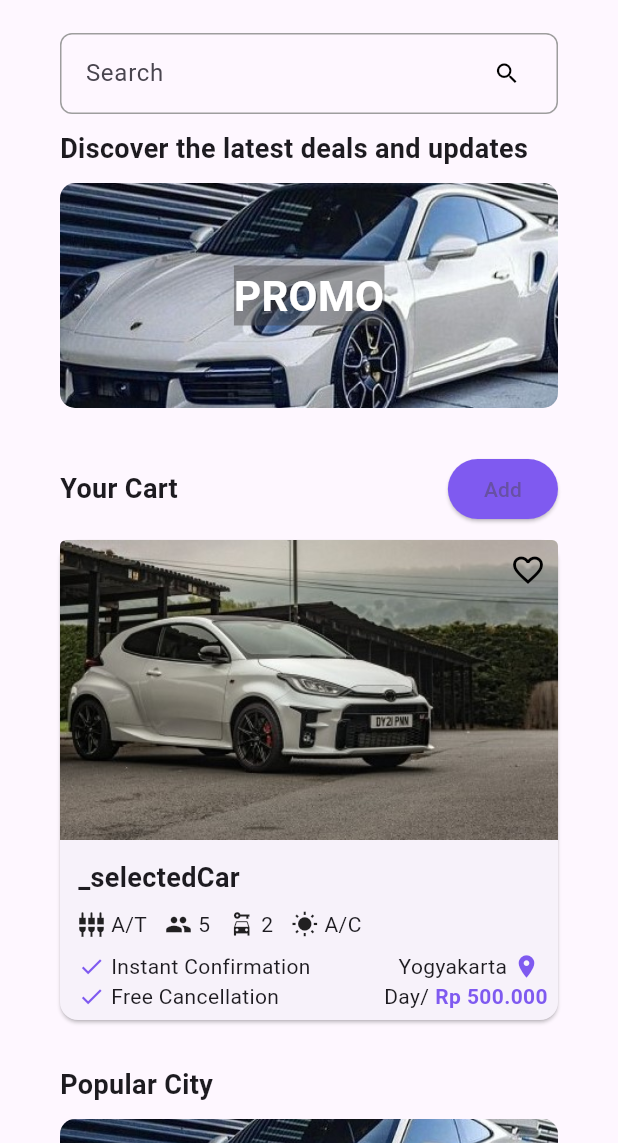
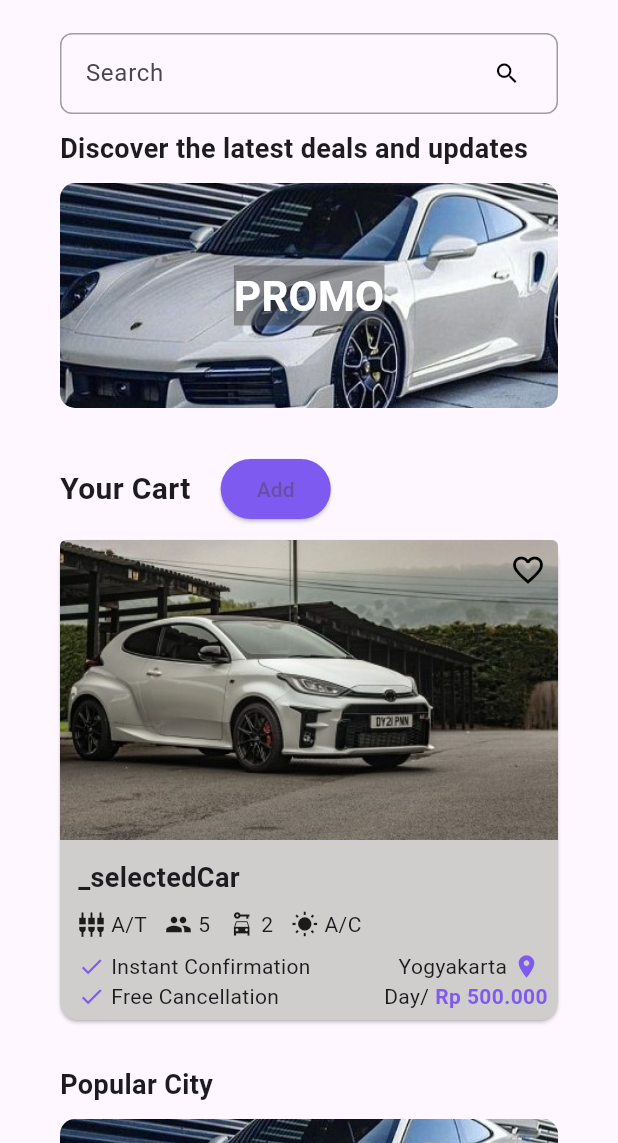
Before and after one commit to yessalty/tubes_ui, a Flutter app: the HomeView screen opened directly, on a phone screen of 412 x 824 dp, the part 93-1236 px from its top. Run offline on Flutter 3.47's test engine with Material 3 defaults, Android fonts, the phone set to English and light mode, and no system bars; our stand-ins replace font_awesome_flutter.

Commit message:
update subscribe sama button add cart di home

```diff
--- a/lib/view/home/bookCar.dart
+++ b/lib/view/home/bookCar.dart
@@ -1,6 +1,5 @@
 import 'package:flutter/material.dart';
 import 'package:tubes_ui/view/home/home.dart';
-import 'package:tubes_ui/view/home/pay.dart';
 
 class BookCarPage extends StatefulWidget {
   const BookCarPage({Key? key}) : super(key: key);
@@ -182,7 +181,7 @@ class _BookCarPageState extends State<BookCarPage> {
                       context,
                       MaterialPageRoute(
                         builder: (context) =>
-                            Homepage(),
+                            const Homepage(),
                       ),
                     );
                   },
--- a/lib/view/home/home.dart
+++ b/lib/view/home/home.dart
@@ -1,5 +1,4 @@
 import 'package:flutter/material.dart';
-import 'package:tubes_ui/view/booking.dart';
 import 'package:tubes_ui/view/history/history.dart';
 import 'package:tubes_ui/view/home/bookCar.dart';
 import 'package:tubes_ui/view/home/openCar.dart';
@@ -26,7 +25,7 @@ class _HomepageState extends State<Homepage> {
   late String _selectedCar;
 
   @override
-  void initState(){
+  void initState() {
     super.initState();
   }
 
@@ -36,9 +35,9 @@ class _HomepageState extends State<Homepage> {
     });
   }
 
-  List<Widget> _widgetOptions = <Widget>[
-    HomeView(),
-    HistoryPage(),
+  final List<Widget> _widgetOptions = <Widget>[
+    const HomeView(),
+    const HistoryPage(),
     ProfilePage(),
   ];
 
@@ -208,26 +207,28 @@ class _HomeViewState extends State<HomeView> {
                     Column(
                       children: [
                         Row(
-                          mainAxisAlignment: MainAxisAlignment.spaceBetween,
                           children: [
                             const Text(
                               'Your Cart',
                               style: TextStyle(
-                                fontSize: 18,
+                                fontSize: 20,
                                 fontWeight: FontWeight.bold,
                               ),
                             ),
+                            const SizedBox(width: 20,),
                             ElevatedButton(
                               style: ElevatedButton.styleFrom(
-                                backgroundColor:
-                                    const Color.fromRGBO(127, 90, 240, 1),
-
+                                primary: const Color.fromRGBO(127, 90, 240, 1),
+                                shape: RoundedRectangleBorder(
+                                  borderRadius: BorderRadius.circular(20.0),
+                                ),
                               ),
                               onPressed: () {
                                 Navigator.pushReplacement(
                                   context,
                                   MaterialPageRoute(
-                                      builder: (context) => BookCarPage()),
+                                      builder: (context) =>
+                                          const BookCarPage()),
                                 );
                               },
                               child: const Text('Add'),
@@ -241,11 +242,12 @@ class _HomeViewState extends State<HomeView> {
                         Navigator.push(
                           context,
                           MaterialPageRoute(
-                              builder: (context) => OpenCarPage()),
+                              builder: (context) => const OpenCarPage()),
                         );
                       },
                       child: Card(
                         margin: const EdgeInsets.symmetric(vertical: 10),
+                        color: const Color.fromARGB(255, 208, 205, 205),
                         child: Container(
                             width: 200,
                             height: 320,
@@ -412,7 +414,7 @@ class _HomeViewState extends State<HomeView> {
                         Navigator.push(
                           context,
                           MaterialPageRoute(
-                              builder: (context) => PopularCityPage()),
+                              builder: (context) => const PopularCityPage()),
                         );
                       },
                       child: Container(
--- a/lib/view/home/pay.dart
+++ b/lib/view/home/pay.dart
@@ -47,7 +47,7 @@ class _PayPageState extends State<PayPage> {
                 decoration: BoxDecoration(
                   borderRadius: BorderRadius.circular(10.0),
                   border: Border.all(color: Colors.grey),
-                  color: Color.fromRGBO(127, 90, 240, 1),
+                  color: const Color.fromRGBO(127, 90, 240, 1),
                 ),
                 padding: const EdgeInsets.all(15.0),
                 child: const Row(
--- a/lib/view/login/forgotPass.dart
+++ b/lib/view/login/forgotPass.dart
@@ -20,14 +20,14 @@ class _ForgotPassState extends State<ForgotPass> {
           onPressed: () {
             Navigator.pushReplacement(
               context,
-              MaterialPageRoute(builder: (context) => LoginPage())
+              MaterialPageRoute(builder: (context) => const LoginPage())
             )
             ;
           },
         ),
       ),
       body: Padding(
-        padding: EdgeInsets.all(20.0),
+        padding: const EdgeInsets.all(20.0),
         child: Column(
           crossAxisAlignment: CrossAxisAlignment.stretch,
           children: <Widget>[
--- a/lib/view/login/login.dart
+++ b/lib/view/login/login.dart
@@ -88,7 +88,7 @@ class _LoginPageState extends State<LoginPage> {
                   onPressed: () {
                     Navigator.pushReplacement(
                       context,
-                      MaterialPageRoute(builder: (context) => Homepage()),
+                      MaterialPageRoute(builder: (context) => const Homepage()),
                     );
                   },
                   child: const Text('Login',),
@@ -98,7 +98,7 @@ class _LoginPageState extends State<LoginPage> {
                   onTap: () {
                     Navigator.pushReplacement(
                       context,
-                      MaterialPageRoute(builder: (context) => RegisterPage()),
+                      MaterialPageRoute(builder: (context) => const RegisterPage()),
                     );
                   },
                   child: const Text('Don\'t have an account? Sign up'),
--- a/lib/view/profile/bookmark.dart
+++ b/lib/view/profile/bookmark.dart
@@ -42,7 +42,7 @@ class _BookmarkPageState extends State<BookmarkPage> {
               onTap: () {
                 Navigator.push(
                   context,
-                  MaterialPageRoute(builder: (context) => OpenCarPage()),
+                  MaterialPageRoute(builder: (context) => const OpenCarPage()),
                 );
               },
               child: Card(
--- a/lib/view/profile/editProfile.dart
+++ b/lib/view/profile/editProfile.dart
@@ -15,7 +15,7 @@ class _EditProfilePageState extends State<EditProfilePage> {
     return Scaffold(
       body: SafeArea(
         child: SingleChildScrollView(
-          padding: EdgeInsets.all(16.0),
+          padding: const EdgeInsets.all(16.0),
           child: Column(
             crossAxisAlignment: CrossAxisAlignment.stretch,
             children: [
--- a/lib/view/profile/payment/payment.dart
+++ b/lib/view/profile/payment/payment.dart
@@ -95,7 +95,7 @@ class _PaymentPageState extends State<PaymentPage> {
         onTap: () {
           Navigator.pushReplacement(
             context,
-            MaterialPageRoute(builder: (context) => AddCardPage()),
+            MaterialPageRoute(builder: (context) => const AddCardPage()),
           );
         },
       ),
--- a/lib/view/profile/profile.dart
+++ b/lib/view/profile/profile.dart
@@ -9,7 +9,6 @@ import 'package:tubes_ui/view/profile/editProfile.dart';
 import 'package:tubes_ui/view/profile/notification.dart';
 import 'package:tubes_ui/view/profile/promo.dart';
 import 'package:tubes_ui/view/profile/settings/settings.dart';
-import 'package:tubes_ui/view/profile/subscribe/paket.dart';
 import 'package:tubes_ui/view/profile/subscribe/subscribe.dart';
 
 class ProfilePage extends StatefulWidget {
@@ -75,7 +74,7 @@ class _ProfilePageState extends State<ProfilePage> {
                 onTap: () {
                   Navigator.pushReplacement(
                         context,
-                        MaterialPageRoute(builder: (context) => EditProfilePage()),
+                        MaterialPageRoute(builder: (context) => const EditProfilePage()),
                       );
                 },
                 child: const Center(
@@ -111,7 +110,7 @@ class _ProfilePageState extends State<ProfilePage> {
                     onTap: () {
                       Navigator.pushReplacement(
                         context,
-                        MaterialPageRoute(builder: (context) => SubscribePage()),
+                        MaterialPageRoute(builder: (context) => const SubscribePage()),
                       );
                     },
                   ),
--- a/lib/view/profile/settings/language.dart
+++ b/lib/view/profile/settings/language.dart
@@ -18,7 +18,7 @@ class LanguagePage extends StatelessWidget {
                     onTap: () {
                       Navigator.push(
                         context,
-                        MaterialPageRoute(builder: (context) => SettingsPage()),
+                        MaterialPageRoute(builder: (context) => const SettingsPage()),
                       );
                     },
                     child: const Icon(Icons.arrow_back),
--- a/lib/view/profile/subscribe/subscribe.dart
+++ b/lib/view/profile/subscribe/subscribe.dart
@@ -33,7 +33,7 @@ class _SubscribePageState extends State<SubscribePage> {
                   children: [
                     GestureDetector(
                       onTap: () {
-                        Navigator.pushReplacement(
+                        Navigator.push(
                         context,
                         MaterialPageRoute(builder: (context) => ProfilePage()),
                       );
@@ -77,7 +77,7 @@ class _SubscribePageState extends State<SubscribePage> {
                   onPressed: () {
                     Navigator.pushReplacement(
                       context,
-                      MaterialPageRoute(builder: (context) => PaketPage()),
+                      MaterialPageRoute(builder: (context) => const PaketPage()),
                     );
                   },
                   child: const Text('MULAI'),
```
Also changed, not shown: lib/view/booking.dart (deleted, +0 -15 lines), lib/view/history/review.dart (+12 -12 lines), lib/view/home/openCar.dart (+8 -3 lines), lib/view/profile/payment/addCard.dart (+6 -6 lines), lib/view/profile/subscribe/paket.dart (+18 -16 lines), lib/view/login/verify.dart (deleted).
